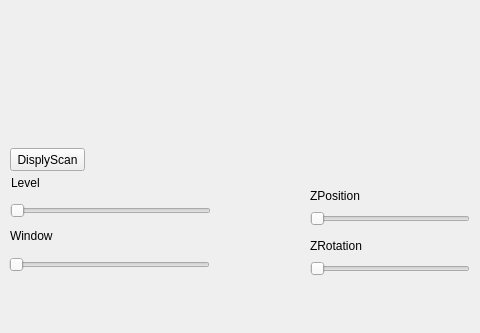
This is QtDicomVtk/QtDicomVtk.ui in DanielDev1984/VtkQtDicom as Qt 5 draws it before an edit; both pictures show x 0 to 480 and y 159 to 492 of the 569 by 492 pixel window. The edited form follows.
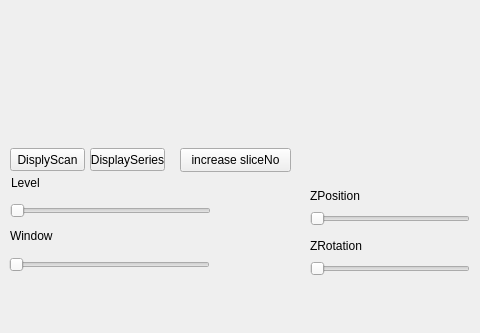
This is the edited form. Custom widgets are drawn as their Qt base class.

Commit message:
add posibility to browse dicom series (draft)
- first implementation using imageviewer
- only support incresing sliceNumber, no bounds check

What changed in the file:
```diff
--- a/QtDicomVtk/QtDicomVtk.ui
+++ b/QtDicomVtk/QtDicomVtk.ui
@@ -141,6 +141,32 @@
      <string>ZPosition</string>
     </property>
    </widget>
+   <widget class="QPushButton" name="displaySeriesButton">
+    <property name="geometry">
+     <rect>
+      <x>90</x>
+      <y>290</y>
+      <width>75</width>
+      <height>23</height>
+     </rect>
+    </property>
+    <property name="text">
+     <string>DisplaySeries</string>
+    </property>
+   </widget>
+   <widget class="QPushButton" name="plusButton">
+    <property name="geometry">
+     <rect>
+      <x>180</x>
+      <y>290</y>
+      <width>111</width>
+      <height>24</height>
+     </rect>
+    </property>
+    <property name="text">
+     <string>increase sliceNo</string>
+    </property>
+   </widget>
   </widget>
   <widget class="QMenuBar" name="menuBar">
    <property name="geometry">
```
The commit also changes 3 other files.
